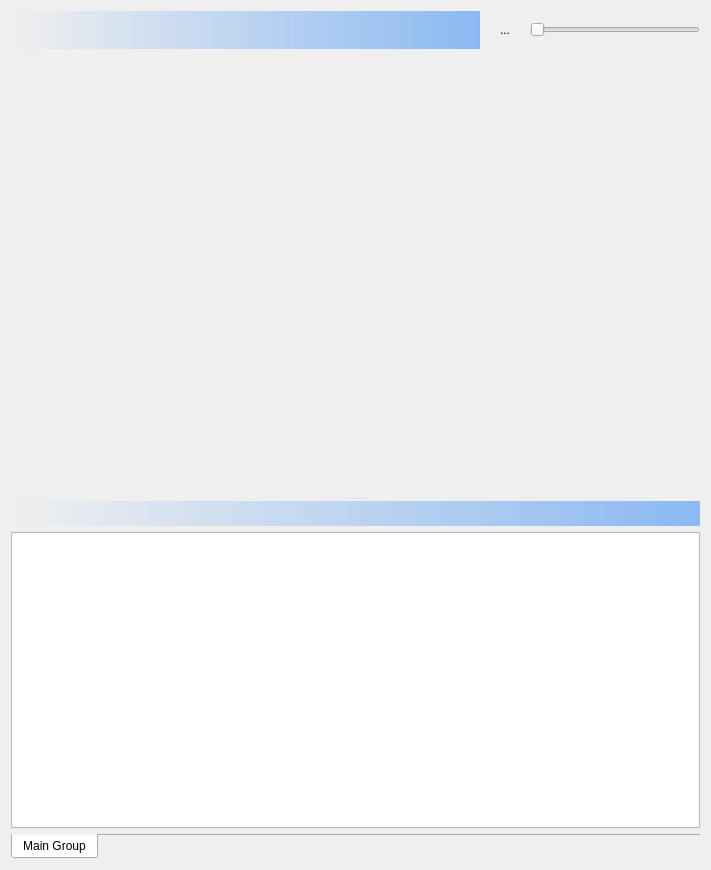
Before: the Qt Designer form DeepSkyStacker/ui/StackingDlg.ui in deepskystacker/DSS, drawn with Qt 5.
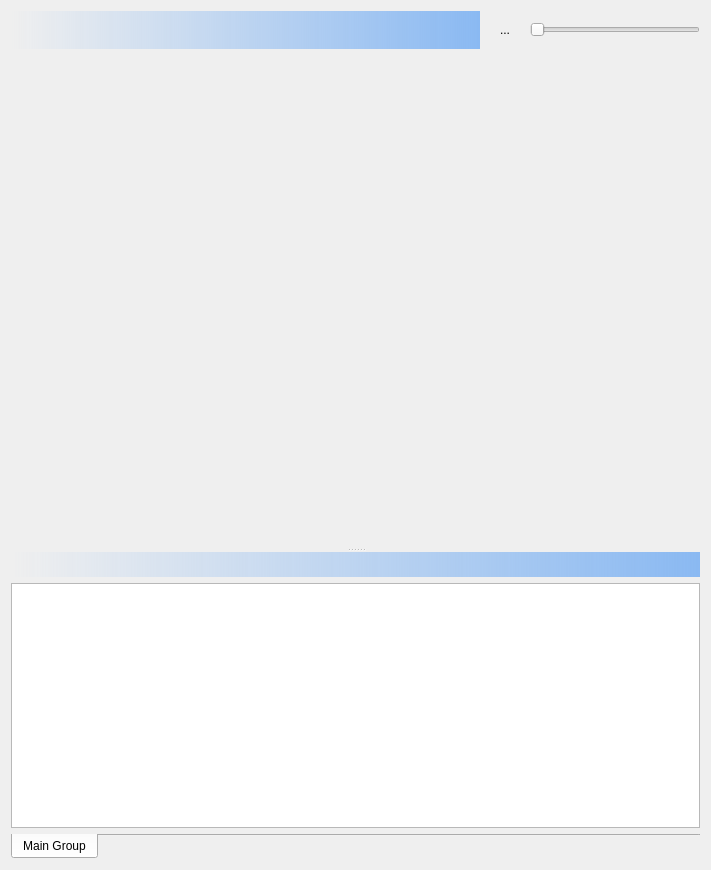
After: the same form once the commit is applied. Icons and pictures are not drawn. Custom widgets are drawn as their Qt base class.

Diff of the .ui file:
```diff
--- a/DeepSkyStacker/ui/StackingDlg.ui
+++ b/DeepSkyStacker/ui/StackingDlg.ui
@@ -18,8 +18,8 @@
   </property>
   <property name="minimumSize">
    <size>
-    <width>300</width>
-    <height>801</height>
+    <width>711</width>
+    <height>870</height>
    </size>
   </property>
   <property name="maximumSize">
@@ -134,8 +134,8 @@
            </property>
            <property name="minimumSize">
             <size>
-             <width>0</width>
-             <height>300</height>
+             <width>600</width>
+             <height>400</height>
             </size>
            </property>
           </widget>
```
Left out of the diff: 4 changed lines with no effect on the pictures.
